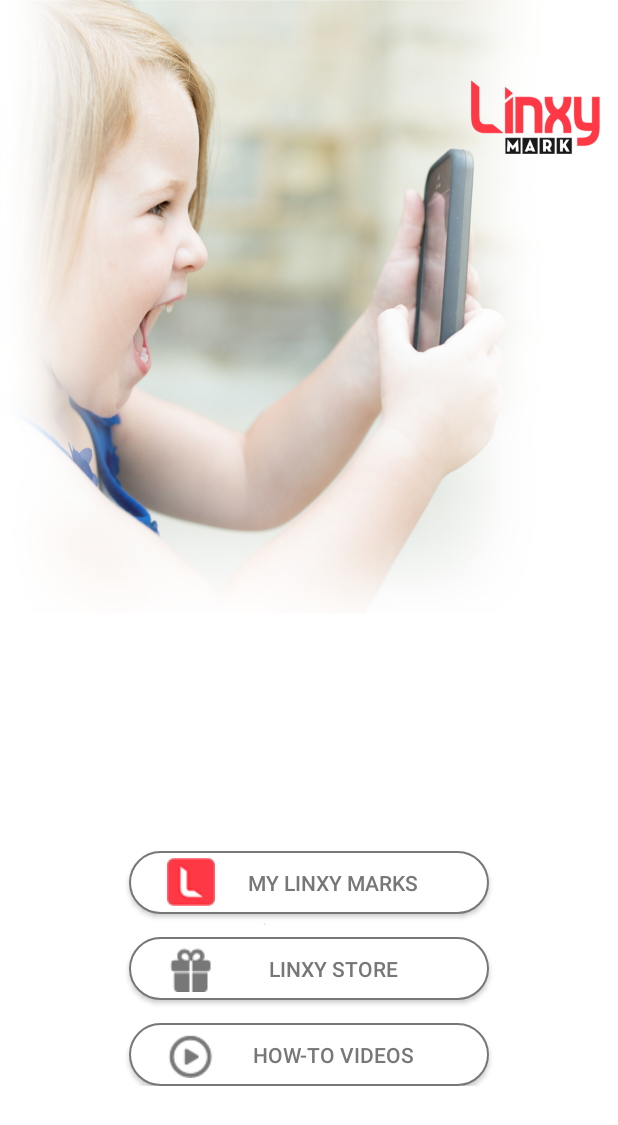
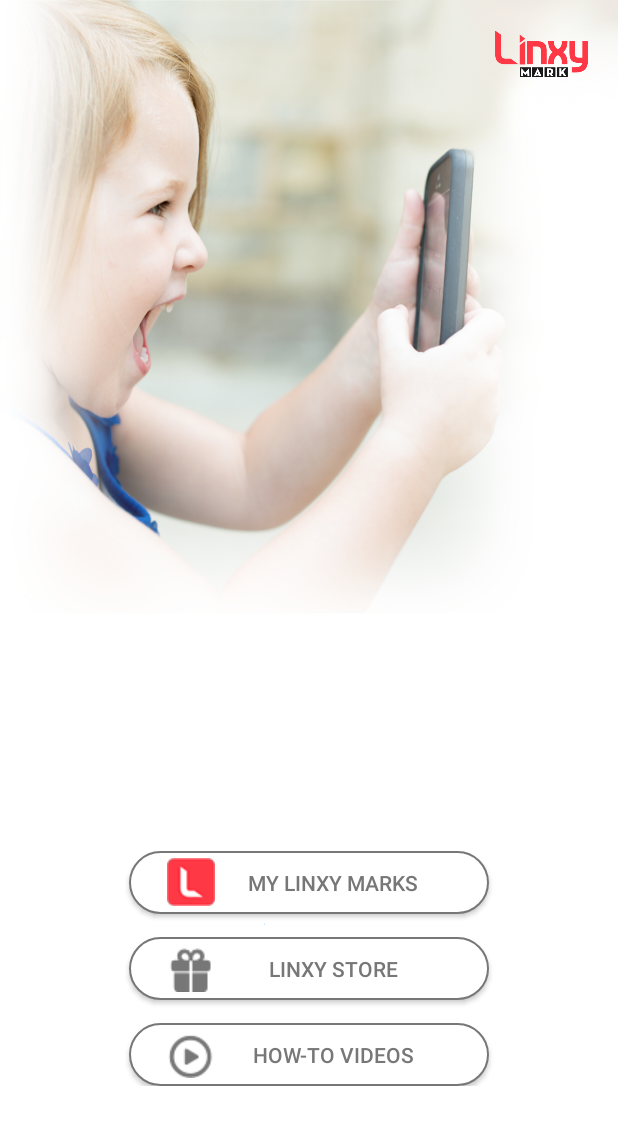
Before and after one commit to ShenriQ/sign_printer, an Android app: the layout fragment_home.xml on its own in the app's theme, with its tools: preview values and no code run, on a phone screen of 412 x 824 dp. Shown: the top 1125 px of the screen. Run offline under Robolectric (Android 15) with nearby library versions, the phone set to English and light mode, and no system bars.

Commit message:
fixing UI done

```diff
--- a/android/linksy/app/src/main/res/layout/fragment_home.xml
+++ b/android/linksy/app/src/main/res/layout/fragment_home.xml
@@ -8,6 +8,20 @@
     android:background="@drawable/bg_home"
     android:gravity="bottom"
     >
+    <LinearLayout
+        android:layout_width="match_parent"
+        android:layout_height="0dp"
+        android:layout_weight="1"
+        android:gravity="right"
+        android:paddingTop="20dp"
+        android:paddingRight="20dp"
+        >
+        <ImageView
+            android:layout_width="62dp"
+            android:layout_height="32dp"
+            android:src="@drawable/ic_logo"
+            />
+    </LinearLayout>
 
     <LinearLayout
         android:layout_width="wrap_content"
--- a/android/linksy/app/src/main/res/layout/fragment_select_video.xml
+++ b/android/linksy/app/src/main/res/layout/fragment_select_video.xml
@@ -66,8 +66,8 @@
                 android:layout_gravity="center"
                 >
                 <Button
-                    android:layout_width="220dp"
-                    android:layout_height="wrap_content"
+                    android:layout_width="175dp"
+                    android:layout_height="54dp"
                     android:background="@drawable/img_choose_video"
                     />
                 <TextView
--- a/android/linksy/app/src/main/res/layout/fragment_update_video.xml
+++ b/android/linksy/app/src/main/res/layout/fragment_update_video.xml
@@ -66,8 +66,8 @@
                 android:layout_gravity="center"
                 >
                 <Button
-                    android:layout_width="220dp"
-                    android:layout_height="wrap_content"
+                    android:layout_width="175dp"
+                    android:layout_height="54dp"
                     android:background="@drawable/img_choose_video"
                     />
                 <TextView
```
Also changed, not shown: android/linksy/app/src/main/res/layout/activity_home.xml (+6 -7 lines), android/linksy/app/src/main/res/layout/fragment_select_photo.xml (+6 -5 lines), android/linksy/app/src/main/res/drawable-mdpi/bg_home.png, android/linksy/app/src/main/res/drawable-mdpi/ic_linxy_red_24.png (added).
